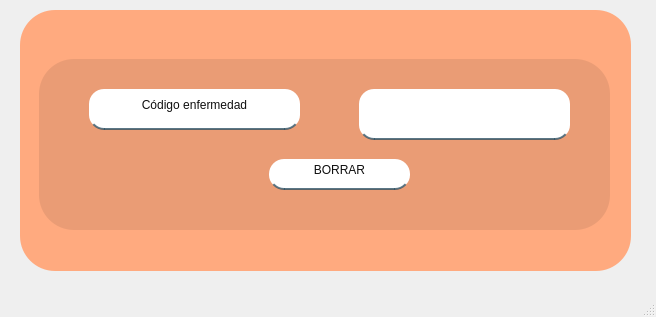
Old version of the form borrar.ui in the repository mariacamilato/TRABAJO-FINAL.
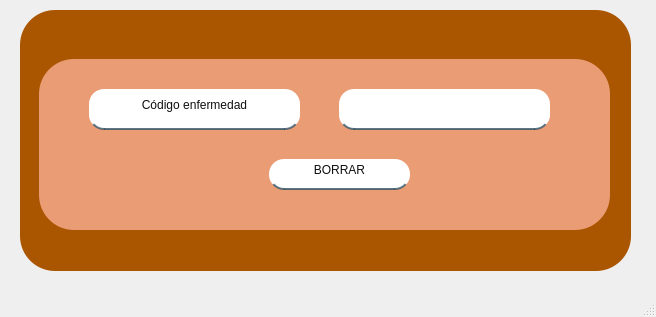
New version of the form. Icons and pictures are not drawn.

Diff of the .ui file:
```diff
--- a/borrar.ui
+++ b/borrar.ui
@@ -24,8 +24,8 @@
      </rect>
     </property>
     <property name="styleSheet">
-     <string notr="true">background-color: rgb(255, 170, 127);
-border-radius: 35px;</string>
+     <string notr="true">border-radius: 35px;
+background-color: rgb(170, 85, 0);</string>
     </property>
     <widget class="QFrame" name="frame">
      <property name="geometry">
@@ -48,10 +48,10 @@
      <widget class="QLineEdit" name="CODIGO">
       <property name="geometry">
        <rect>
-        <x>320</x>
+        <x>300</x>
         <y>30</y>
         <width>211</width>
-        <height>51</height>
+        <height>41</height>
        </rect>
       </property>
       <property name="styleSheet">
```
